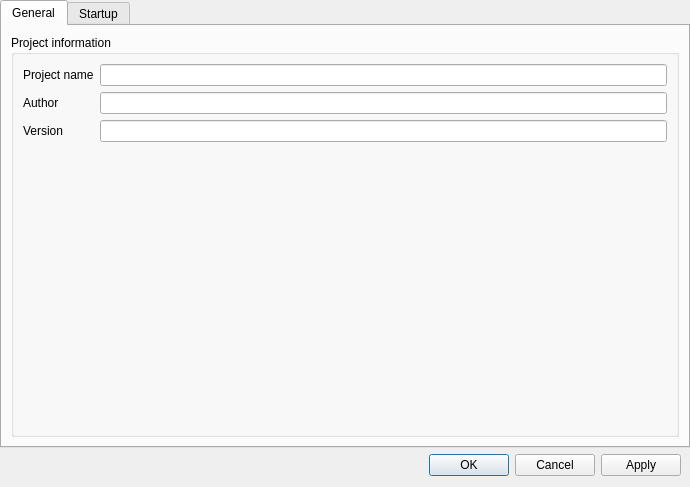
First picture: the form in src/ui/project_properties.ui, repository LNDF/Element-Editor, before the edit.
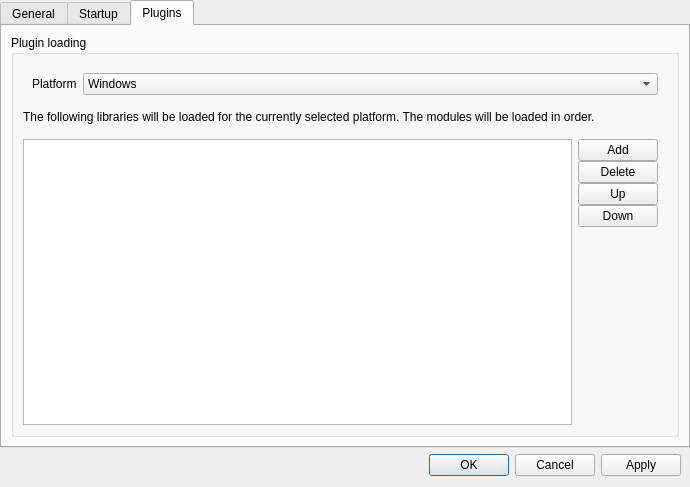
Second picture: the form after the edit. The open tabs and pages were chosen to show the change.

Diff of the .ui file:
```diff
--- a/src/ui/project_properties.ui
+++ b/src/ui/project_properties.ui
@@ -136,6 +136,151 @@
        </item>
       </layout>
      </widget>
+     <widget class="QWidget" name="plugins">
+      <attribute name="title">
+       <string>Plugins</string>
+      </attribute>
+      <layout class="QVBoxLayout" name="plugins_layout">
+       <item>
+        <widget class="QGroupBox" name="plugin_loading">
+         <property name="title">
+          <string>Plugin loading</string>
+         </property>
+         <property name="flat">
+          <bool>true</bool>
+         </property>
+         <layout class="QVBoxLayout" name="plugin_loading_layout">
+          <item>
+           <widget class="QWidget" name="plugins_platform_form" native="true">
+            <layout class="QFormLayout" name="plugins_platform_form_layout">
+             <item row="0" column="0">
+              <widget class="QLabel" name="plugins_platform_label">
+               <property name="text">
+                <string>Platform</string>
+               </property>
+              </widget>
+             </item>
+             <item row="0" column="1">
+              <widget class="QComboBox" name="plugins_platforms">
+               <item>
+                <property name="text">
+                 <string>Windows</string>
+                </property>
+               </item>
+               <item>
+                <property name="text">
+                 <string>Linux</string>
+                </property>
+               </item>
+              </widget>
+             </item>
+            </layout>
+           </widget>
+          </item>
+          <item>
+           <widget class="QLabel" name="plugins_tip">
+            <property name="text">
+             <string>The following libraries will be loaded for the currently selected platform. The modules will be loaded in order.</string>
+            </property>
+            <property name="wordWrap">
+             <bool>true</bool>
+            </property>
+           </widget>
+          </item>
+          <item>
+           <widget class="QWidget" name="plugins_form" native="true">
+            <property name="sizePolicy">
+             <sizepolicy hsizetype="Preferred" vsizetype="MinimumExpanding">
+              <horstretch>0</horstretch>
+              <verstretch>0</verstretch>
+             </sizepolicy>
+            </property>
+            <layout class="QHBoxLayout" name="plugins_form_layout">
+             <property name="leftMargin">
+              <number>0</number>
+             </property>
+             <property name="bottomMargin">
+              <number>0</number>
+             </property>
+             <item>
+              <widget class="QListView" name="plugins_list"/>
+             </item>
+             <item>
+              <widget class="QWidget" name="plugins_list_buttons" native="true">
+               <property name="sizePolicy">
+                <sizepolicy hsizetype="Preferred" vsizetype="Preferred">
+                 <horstretch>0</horstretch>
+                 <verstretch>0</verstretch>
+                </sizepolicy>
+               </property>
+               <layout class="QVBoxLayout" name="plugins_list_buttons_layout">
+                <property name="spacing">
+                 <number>0</number>
+                </property>
+                <property name="leftMargin">
+                 <number>0</number>
+                </property>
+                <property name="topMargin">
+                 <number>0</number>
+                </property>
+                <property name="rightMargin">
+                 <number>0</number>
+                </property>
+                <property name="bottomMargin">
+                 <number>0</number>
+                </property>
+                <item>
+                 <widget class="QPushButton" name="plugins_list_add">
+                  <property name="text">
+                   <string>Add</string>
+                  </property>
+                 </widget>
+                </item>
+                <item>
+                 <widget class="QPushButton" name="plugins_list_delete">
+                  <property name="text">
+                   <string>Delete</string>
+                  </property>
+                 </widget>
+                </item>
+                <item>
+                 <widget class="QPushButton" name="plugins_list_up">
+                  <property name="text">
+                   <string>Up</string>
+                  </property>
+                 </widget>
+                </item>
+                <item>
+                 <widget class="QPushButton" name="plugins_list_down">
+                  <property name="text">
+                   <string>Down</string>
+                  </property>
+                 </widget>
+                </item>
+                <item>
+                 <spacer name="plugins_list_spacer">
+                  <property name="orientation">
+                   <enum>Qt::Vertical</enum>
+                  </property>
+                  <property name="sizeHint" stdset="0">
+                   <size>
+                    <width>20</width>
+                    <height>40</height>
+                   </size>
+                  </property>
+                 </spacer>
+                </item>
+               </layout>
+              </widget>
+             </item>
+            </layout>
+           </widget>
+          </item>
+         </layout>
+        </widget>
+       </item>
+      </layout>
+     </widget>
     </widget>
    </item>
    <item>
```
